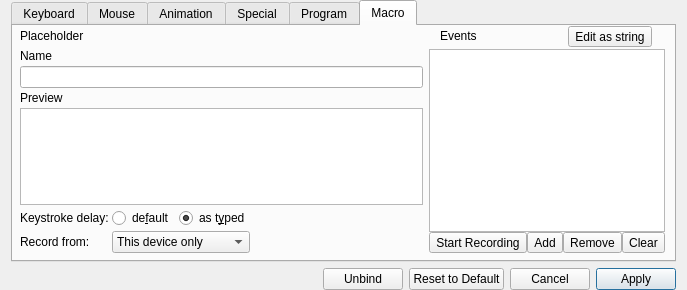
Before: the Qt Designer form src/gui/rebindwidget.ui in ckb-next/ckb-next, drawn with Qt 5.
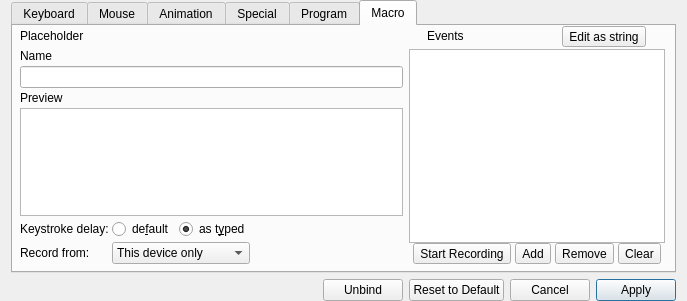
After: the same form once the commit is applied. The open tabs and pages were chosen to show the change. Custom widgets are drawn as their Qt base class.

Commit message: Don't let macro table take up all vertical space

Diff of the .ui file:
```diff
--- a/src/gui/rebindwidget.ui
+++ b/src/gui/rebindwidget.ui
@@ -7,7 +7,7 @@
     <x>0</x>
     <y>0</y>
     <width>687</width>
-    <height>290</height>
+    <height>297</height>
    </rect>
   </property>
   <property name="sizePolicy">
@@ -1549,7 +1549,7 @@
             </sizepolicy>
            </property>
            <property name="sizeAdjustPolicy">
-            <enum>QAbstractScrollArea::AdjustToContentsOnFirstShow</enum>
+            <enum>QAbstractScrollArea::AdjustIgnored</enum>
            </property>
            <property name="dragEnabled">
             <bool>true</bool>
```
